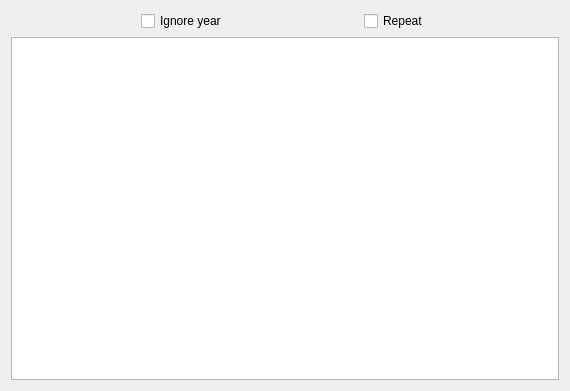
Qt form spinetoolbox/ui/time_series_variable_resolution_editor.ui (spine-tools/Spine-Toolbox) before a commit.
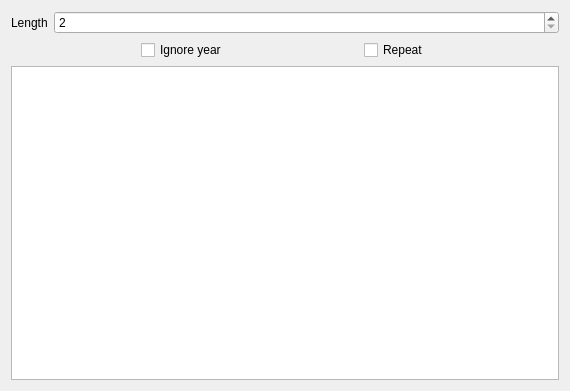
The same form after that commit.

Commit message:
Enable resizing of time series, patterns
Add a length field to the variable resolution time series and time
pattern editors.

Re #296

```diff
--- a/spinetoolbox/ui/time_series_variable_resolution_editor.ui
+++ b/spinetoolbox/ui/time_series_variable_resolution_editor.ui
@@ -25,7 +25,35 @@
   <property name="windowTitle">
    <string>Form</string>
   </property>
+  <layout class="QVBoxLayout" name="verticalLayout_2">
+   <item>
+    <widget class="QSplitter" name="splitter">
+     <property name="orientation">
+      <enum>Qt::Horizontal</enum>
+     </property>
+     <widget class="QWidget" name="verticalLayoutWidget">
   <layout class="QVBoxLayout" name="verticalLayout">
+       <item>
+        <layout class="QFormLayout" name="formLayout">
+         <item row="0" column="0">
+          <widget class="QLabel" name="label">
+           <property name="text">
+            <string>Length</string>
+           </property>
+          </widget>
+         </item>
+         <item row="0" column="1">
+          <widget class="QSpinBox" name="length_edit">
+           <property name="minimum">
+            <number>2</number>
+           </property>
+           <property name="maximum">
+            <number>999999</number>
+           </property>
+          </widget>
+         </item>
+        </layout>
+       </item>
    <item>
     <layout class="QHBoxLayout" name="horizontalLayout_2">
      <item>
@@ -84,11 +112,10 @@
     </layout>
    </item>
    <item>
-    <widget class="QSplitter" name="splitter">
-     <property name="orientation">
-      <enum>Qt::Horizontal</enum>
-     </property>
      <widget class="QTableView" name="time_series_table"/>
+       </item>
+      </layout>
+     </widget>
     </widget>
    </item>
   </layout>
```
Lines whose indentation alone changed are shown as unchanged. The commit also changes 6 other files.
